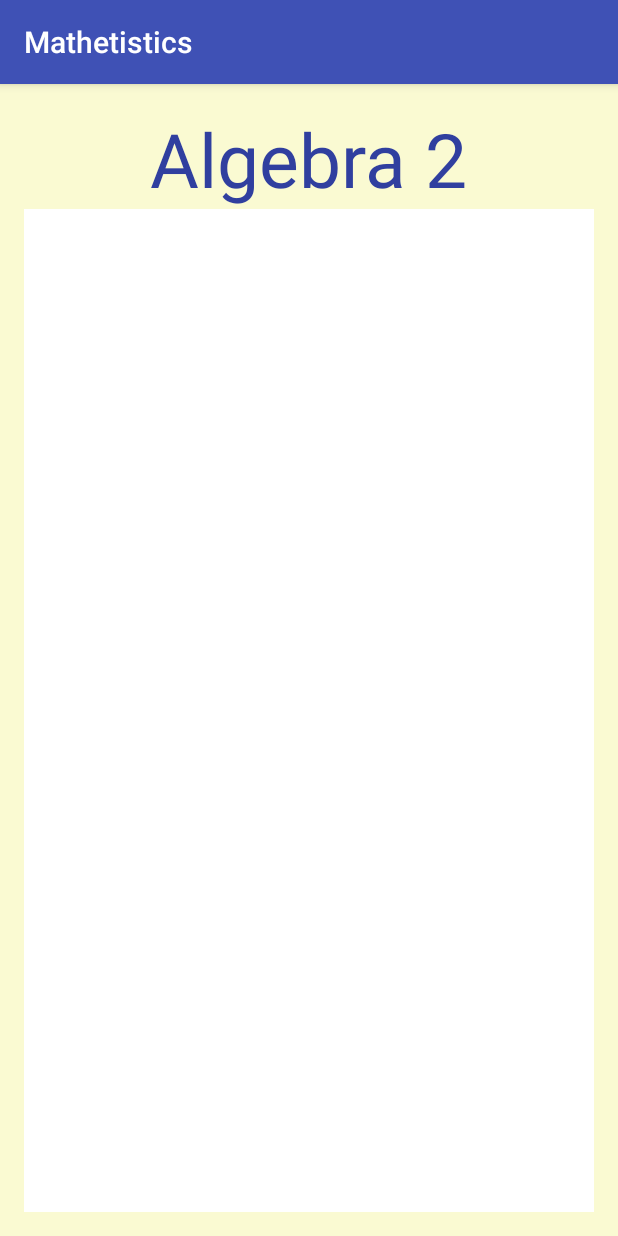
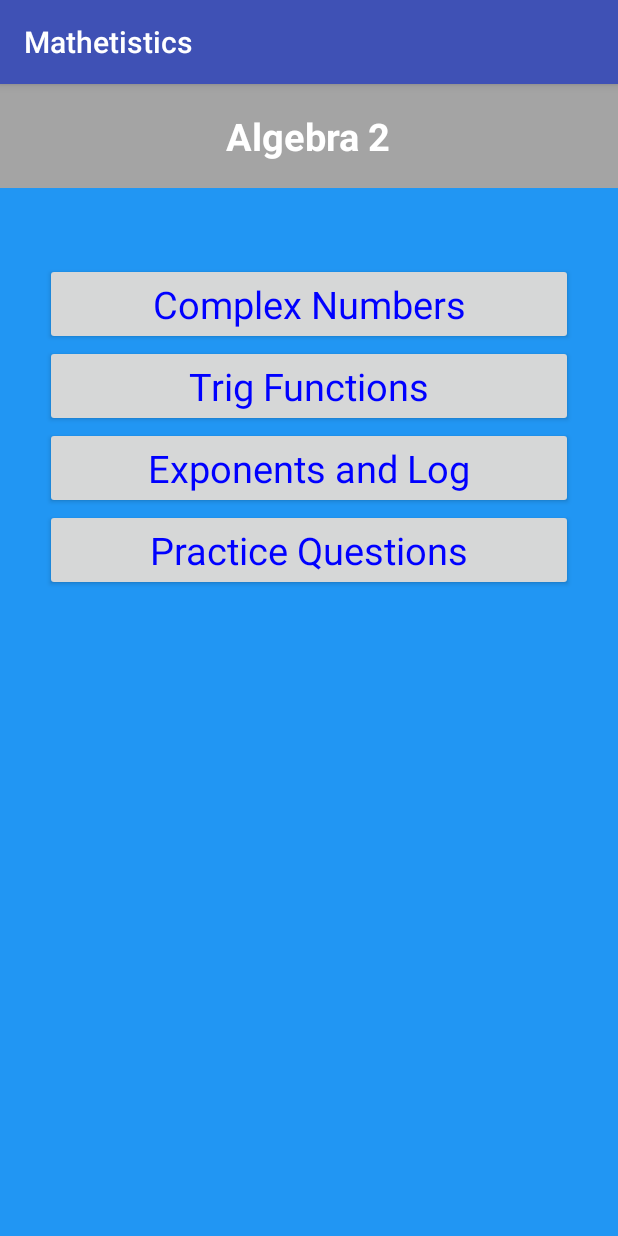
Before and after one commit to thaithestar/Mathetistics, an Android app: the Algebra2 screen opened directly, with no data from a screen before it, on a phone screen of 412 x 824 dp. Run offline under Robolectric (Android 15) with nearby library versions, the phone set to English and light mode, and no system bars.

Commit message:
Learning views updated

```diff
--- a/app/src/main/AndroidManifest.xml
+++ b/app/src/main/AndroidManifest.xml
@@ -20,10 +20,7 @@
             </intent-filter>
         </activity>
         <activity android:name=".SignUp" />
-        <activity
-            android:name=".TopicSelection"
-            android:label="@string/title_activity_topic_selection"
-            android:theme="@style/AppTheme.NoActionBar" />
+        <activity android:name=".TopicSelection" />
         <activity android:name=".Algebra1" />
         <activity android:name=".Algebra2" />
         <activity android:name=".Geometry" />
--- a/app/src/main/res/layout/activity_algebra2.xml
+++ b/app/src/main/res/layout/activity_algebra2.xml
@@ -1,34 +1,73 @@
 <?xml version="1.0" encoding="utf-8"?>
-<RelativeLayout xmlns:android="http://schemas.android.com/apk/res/android"
+<LinearLayout xmlns:android="http://schemas.android.com/apk/res/android"
     xmlns:tools="http://schemas.android.com/tools"
     android:layout_width="match_parent"
     android:layout_height="match_parent"
-    android:paddingBottom="@dimen/activity_vertical_margin"
-    android:paddingLeft="@dimen/activity_horizontal_margin"
-    android:paddingRight="@dimen/activity_horizontal_margin"
-    android:paddingTop="@dimen/activity_vertical_margin"
     tools:context="com.example.thait.mathetistics.Algebra2"
-    android:background="@color/LightGoldenrodYellow">
+    android:orientation="vertical"
+    android:background="#2196F3">
 
-    <TextView
-        android:layout_width="wrap_content"
+    <LinearLayout
+        android:layout_width="match_parent"
         android:layout_height="wrap_content"
-        android:text="Algebra 2"
-        android:id="@+id/title"
-        android:textColor="@color/colorPrimaryDark"
-        android:textSize="50dp"
-        android:layout_alignParentTop="true"
-        android:layout_centerHorizontal="true" />
+        android:gravity="center"
+        android:orientation="vertical"
+        android:padding="15dp"
+        android:background="#A4A4A4">
 
+        <TextView
+            android:layout_width="wrap_content"
+            android:layout_height="wrap_content"
+            android:padding="2dp"
+            android:text="Algebra 2"
+            android:textSize="25sp"
+            android:textColor="@color/white"
+            android:textStyle="bold"/>
+    </LinearLayout>
 
     <LinearLayout
         android:orientation="vertical"
         android:layout_width="match_parent"
         android:layout_height="match_parent"
-        android:layout_below="@+id/title"
-        android:layout_alignParentLeft="true"
-        android:layout_alignParentStart="true"
-        android:background="@color/white">
+        android:layout_marginLeft="30dp"
+        android:layout_marginRight="30dp"
+        android:layout_marginTop="50dp">
 
+        <Button
+            android:layout_width="match_parent"
+            android:layout_height="wrap_content"
+            android:textAppearance="?android:attr/textAppearanceSmall"
+            android:text="Complex Numbers"
+            android:id="@+id/lequation"
+            android:textSize="25sp"
+            android:textColor="@color/blue"
+            android:onClick="linear"/>
+
+        <Button
+            android:layout_width="match_parent"
+            android:layout_height="wrap_content"
+            android:textAppearance="?android:attr/textAppearanceSmall"
+            android:text="Trig Functions"
+            android:id="@+id/slope"
+            android:textSize="25sp"
+            android:textColor="@color/blue"/>
+
+        <Button
+            android:layout_width="match_parent"
+            android:layout_height="wrap_content"
+            android:textAppearance="?android:attr/textAppearanceSmall"
+            android:text="Exponents and Log"
+            android:id="@+id/textView4"
+            android:textSize="25sp"
+            android:textColor="@color/blue"/>
+
+        <Button
+            android:layout_width="match_parent"
+            android:layout_height="wrap_content"
+            android:textAppearance="?android:attr/textAppearanceSmall"
+            android:text="Practice Questions"
+            android:id="@+id/foil"
+            android:textSize="25sp"
+            android:textColor="@color/blue"/>
     </LinearLayout>
-</RelativeLayout>
+</LinearLayout>
--- a/app/src/main/res/layout/activity_scored.xml
+++ b/app/src/main/res/layout/activity_scored.xml
@@ -64,6 +64,6 @@
         android:layout_alignParentEnd="true"
         android:textColor="@color/blue"
         android:textSize="20dp"
-        android:onClick="done"/>
+        android:onClick="finishClicked"/>
 
 </RelativeLayout>
```
Also changed, not shown: app/src/main/java/com/example/thait/mathetistics/Scored.java (+10 -12 lines), app/src/main/res/layout/activity_algebra1.xml (+36 -32 lines), app/src/main/res/layout/activity_calculus.xml (+59 -19 lines), app/src/main/res/layout/activity_choice.xml (+16 -38 lines).
